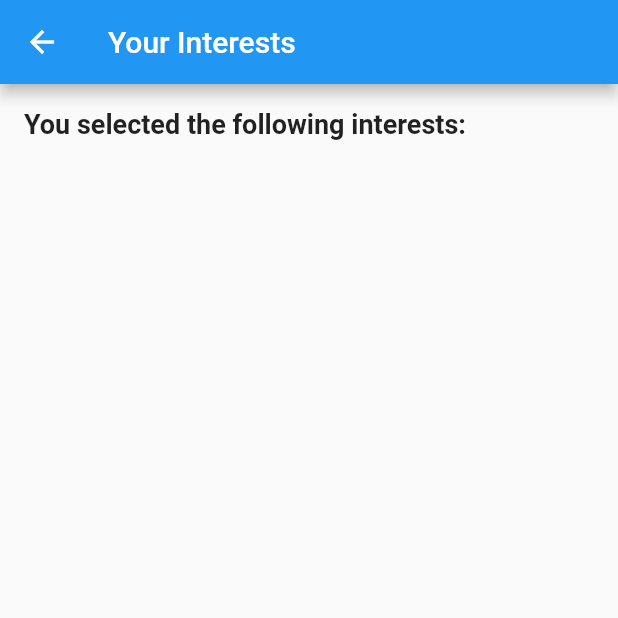
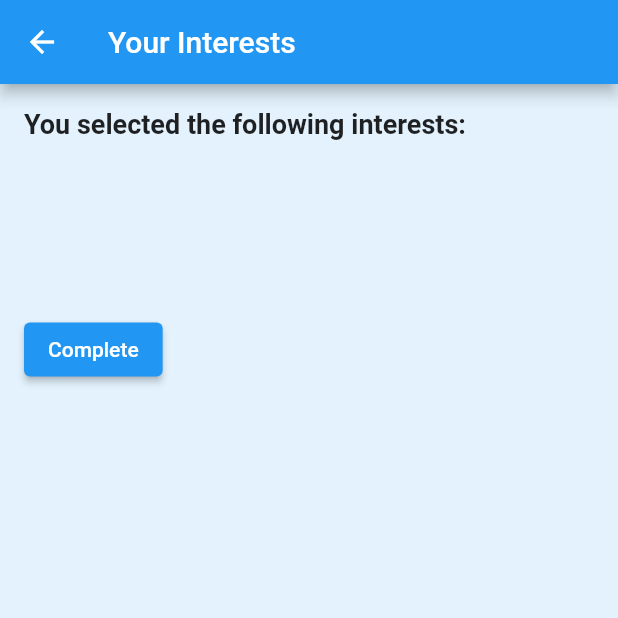
Before and after one commit to nithin-kasauzki/RoommateFinder-App, a Flutter app: the InterestsResultPage screen opened directly with empty values, on a phone screen of 412 x 824 dp, the top half of it. Run offline on Flutter 3.47's test engine with Material 2 defaults, Android fonts, the phone set to English and light mode, and no system bars.

Commit message:
interestPg

```diff
--- a/lib/interest.dart
+++ b/lib/interest.dart
@@ -1,4 +1,5 @@
 import 'package:flutter/material.dart';
+import 'package:untitled/dashboard.dart';
 
 class InterestsPage extends StatefulWidget {
   @override
@@ -6,7 +7,7 @@ class InterestsPage extends StatefulWidget {
 }
 
 class _InterestsPageState extends State<InterestsPage> {
-  final List<String> _interests = [    'Technology',    'Sports',    'Music',    'Politics',    'Art',    'Food',    'Travel',    'Fashion',  ];
+  final List<String> _interests = [ "basketball", "volleyball", "football", "swimming", "running", "cycling", "cricket", "chess", "Music", "Singing", "AI & machine learning", "web & app development", "computer programming", "Blockchain", "Video Games", "Traveling and exploring new places", "painting", "drawing", "photography", "graphic design", "Watching movies", "Watching series", ];
 
   List<String> _selectedInterests = [];
 
@@ -109,6 +110,16 @@ class InterestsResultPage extends StatelessWidget {
                 );
               }).toList(),
             ),
+            SizedBox(height: 100.0,),
+            ElevatedButton(
+              onPressed: () {
+                // Do something when button 1 is pressed
+                Navigator.pushReplacement(context, MaterialPageRoute (
+                    builder: (BuildContext context) =>  Dashboard(),
+                ),);
+              },
+              child: Text('Complete'),
+            ),
           ],
         ),
       ),
--- a/lib/main.dart
+++ b/lib/main.dart
@@ -6,7 +6,7 @@ void main() {
 }
 
 class MyApp extends StatelessWidget {
-  const MyApp({super.key});
+  const MyApp({Key? key}) : super(key: key);
 
   // This widget is the root of your application.
   @override
@@ -15,6 +15,10 @@ class MyApp extends StatelessWidget {
       title: 'Flutter Demo',
       theme: ThemeData(
         primarySwatch: Colors.blue,
+        // Define the gradient background here
+        scaffoldBackgroundColor: Colors.blue.shade50,
+        backgroundColor: Colors.blue,
+
       ),
       home: HomePage(),
     );
```
